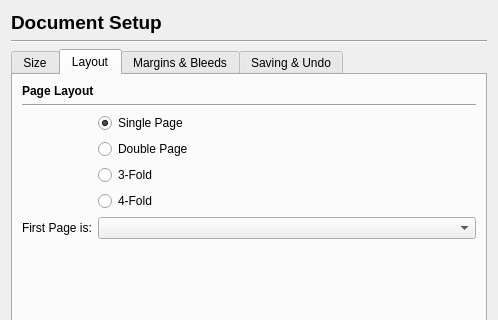
Above: scribus/ui/prefs_documentsetupbase.ui from scribusproject/scribus before the change; both pictures show x 0 to 498 and y 0 to 320 of the 498 by 650 pixel window. Below: the same form after it.
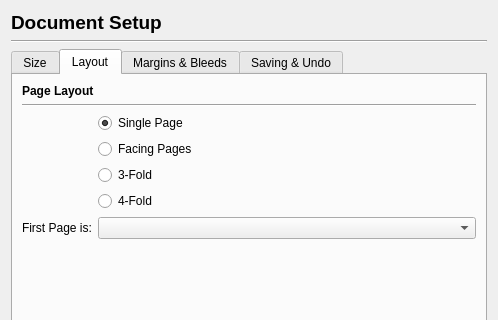
That is the form after the change. The open tabs and pages were chosen to show the change. Custom widgets are drawn as their Qt base class.

Commit message: #12573: Double Side/Double Page renamed to Facing Pages <FirasH> + variable renames

The edit to the form file:
```diff
--- a/scribus/ui/prefs_documentsetupbase.ui
+++ b/scribus/ui/prefs_documentsetupbase.ui
@@ -244,7 +244,7 @@
          <item row="1" column="1">
           <widget class="QRadioButton" name="doublePageRadioButton">
            <property name="text">
-            <string>Double Page</string>
+            <string>Facing Pages</string>
            </property>
            <attribute name="buttonGroup">
             <string notr="true">pageLayoutButtonGroup</string>
```
Left out of the diff: 4 changed lines with no effect on the pictures. The commit also changes 11 other files.
